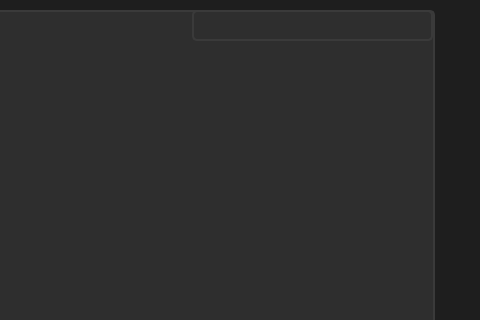
This is ui/categories.ui in facelessAlien/avitoOption as Qt 5 draws it before an edit; both pictures show x 748 to 1228 and y 0 to 320 of the 1228 by 733 pixel window. The edited form follows.
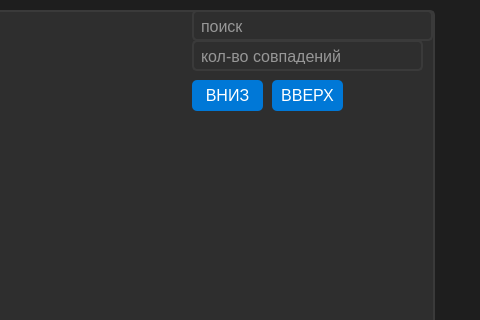
This is the edited form.

```diff
--- a/ui/categories.ui
+++ b/ui/categories.ui
@@ -177,6 +177,51 @@
      <height>31</height>
     </rect>
    </property>
+   <property name="placeholderText">
+    <string>поиск</string>
+   </property>
+  </widget>
+  <widget class="QLineEdit" name="line_found_count">
+   <property name="geometry">
+    <rect>
+     <x>940</x>
+     <y>40</y>
+     <width>231</width>
+     <height>31</height>
+    </rect>
+   </property>
+   <property name="readOnly">
+    <bool>true</bool>
+   </property>
+   <property name="placeholderText">
+    <string>кол-во совпадений</string>
+   </property>
+  </widget>
+  <widget class="QPushButton" name="btn_down">
+   <property name="geometry">
+    <rect>
+     <x>940</x>
+     <y>80</y>
+     <width>71</width>
+     <height>31</height>
+    </rect>
+   </property>
+   <property name="text">
+    <string>ВНИЗ</string>
+   </property>
+  </widget>
+  <widget class="QPushButton" name="btn_up">
+   <property name="geometry">
+    <rect>
+     <x>1020</x>
+     <y>80</y>
+     <width>71</width>
+     <height>31</height>
+    </rect>
+   </property>
+   <property name="text">
+    <string>ВВЕРХ</string>
+   </property>
   </widget>
  </widget>
  <resources/>
```
